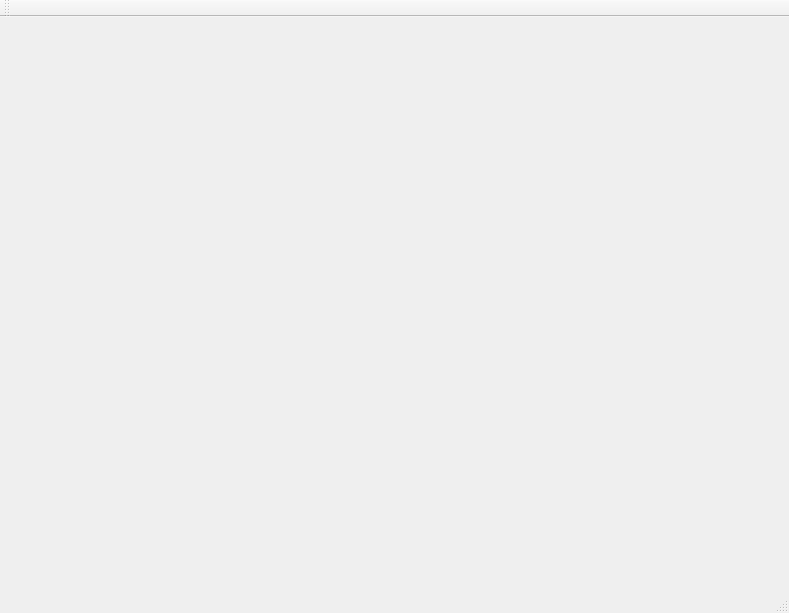
This is CGL/assign-a3/mainwindow.ui in mufaddal12/21340 as Qt 5 draws it before an edit. The edited form follows.
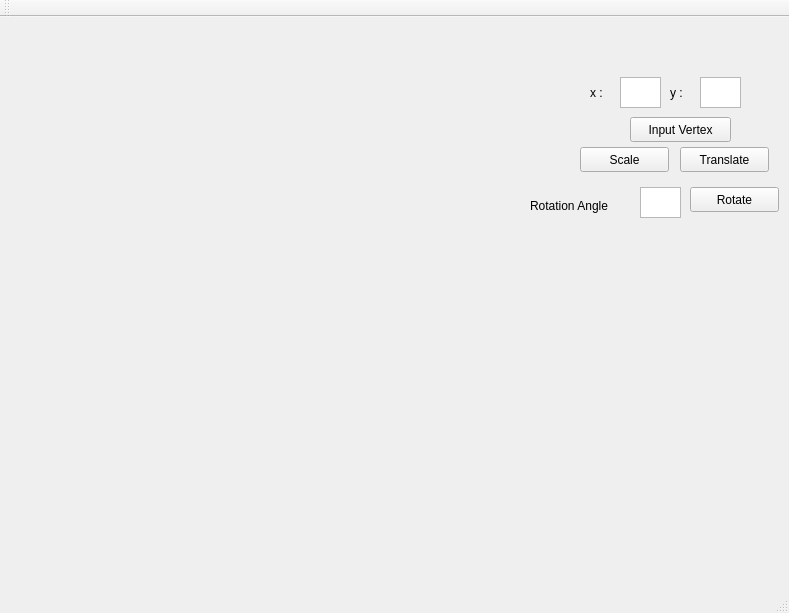
This is the edited form.

```diff
--- a/CGL/assign-a3/mainwindow.ui
+++ b/CGL/assign-a3/mainwindow.ui
@@ -27,6 +27,127 @@
      <string/>
     </property>
    </widget>
+   <widget class="QPushButton" name="scale">
+    <property name="geometry">
+     <rect>
+      <x>580</x>
+      <y>130</y>
+      <width>89</width>
+      <height>25</height>
+     </rect>
+    </property>
+    <property name="text">
+     <string>Scale</string>
+    </property>
+   </widget>
+   <widget class="QPushButton" name="translate">
+    <property name="geometry">
+     <rect>
+      <x>680</x>
+      <y>130</y>
+      <width>89</width>
+      <height>25</height>
+     </rect>
+    </property>
+    <property name="text">
+     <string>Translate</string>
+    </property>
+   </widget>
+   <widget class="QPushButton" name="rotate">
+    <property name="geometry">
+     <rect>
+      <x>690</x>
+      <y>170</y>
+      <width>89</width>
+      <height>25</height>
+     </rect>
+    </property>
+    <property name="text">
+     <string>Rotate</string>
+    </property>
+   </widget>
+   <widget class="QLabel" name="label_8">
+    <property name="geometry">
+     <rect>
+      <x>530</x>
+      <y>180</y>
+      <width>111</width>
+      <height>17</height>
+     </rect>
+    </property>
+    <property name="text">
+     <string>Rotation Angle</string>
+    </property>
+   </widget>
+   <widget class="QTextEdit" name="theta">
+    <property name="geometry">
+     <rect>
+      <x>640</x>
+      <y>170</y>
+      <width>41</width>
+      <height>31</height>
+     </rect>
+    </property>
+   </widget>
+   <widget class="QTextEdit" name="y">
+    <property name="geometry">
+     <rect>
+      <x>700</x>
+      <y>60</y>
+      <width>41</width>
+      <height>31</height>
+     </rect>
+    </property>
+   </widget>
+   <widget class="QLabel" name="label_9">
+    <property name="geometry">
+     <rect>
+      <x>590</x>
+      <y>60</y>
+      <width>21</width>
+      <height>31</height>
+     </rect>
+    </property>
+    <property name="text">
+     <string>x :</string>
+    </property>
+   </widget>
+   <widget class="QTextEdit" name="x">
+    <property name="geometry">
+     <rect>
+      <x>620</x>
+      <y>60</y>
+      <width>41</width>
+      <height>31</height>
+     </rect>
+    </property>
+   </widget>
+   <widget class="QLabel" name="label_10">
+    <property name="geometry">
+     <rect>
+      <x>670</x>
+      <y>60</y>
+      <width>21</width>
+      <height>31</height>
+     </rect>
+    </property>
+    <property name="text">
+     <string>y : </string>
+    </property>
+   </widget>
+   <widget class="QPushButton" name="input">
+    <property name="geometry">
+     <rect>
+      <x>630</x>
+      <y>100</y>
+      <width>101</width>
+      <height>25</height>
+     </rect>
+    </property>
+    <property name="text">
+     <string>Input Vertex</string>
+    </property>
+   </widget>
   </widget>
   <widget class="QMenuBar" name="menuBar">
    <property name="geometry">
```
Left out of the diff: 2 changed lines with no effect on the pictures.
